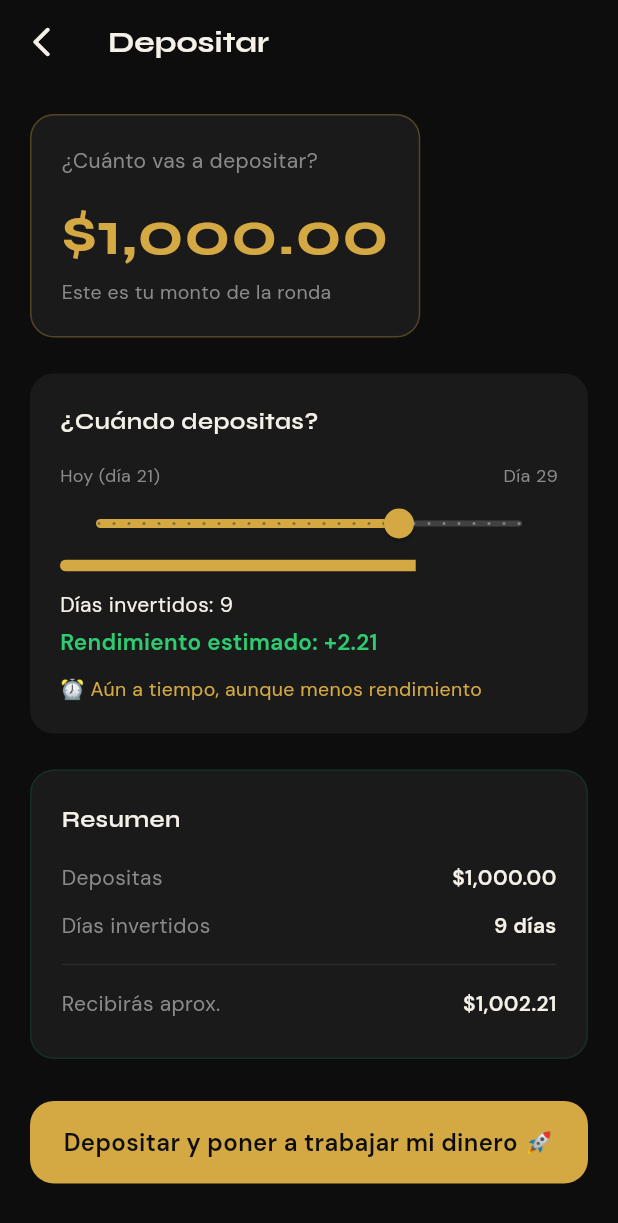
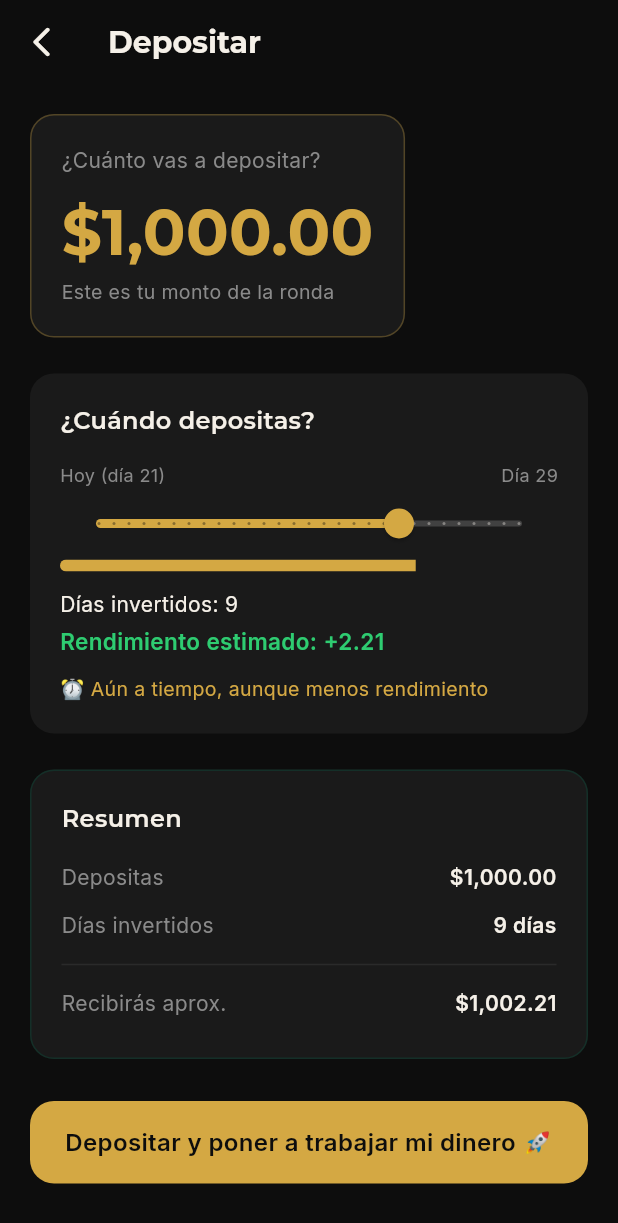
Before and after one commit to Apaez200/Tanda-Front, a Flutter app: the DepositScreen screen opened by its route, on a phone screen of 412 x 824 dp. Shown: the top 1223 px of the screen. Run offline on Flutter 3.47's test engine with Material 3 defaults, Android fonts, the phone set to English and light mode, and no system bars; our stand-ins replace animate_do, confetti, go_router, google_fonts.

Commit message:
feat: Introduce initial application UI with core screens, widgets, and theming.

```diff
--- a/lib/core/theme/app_text_styles.dart
+++ b/lib/core/theme/app_text_styles.dart
@@ -3,13 +3,13 @@ import 'package:google_fonts/google_fonts.dart';
 
 import 'app_colors.dart';
 
-TextStyle syneBold(double size, {Color? color}) =>
-    GoogleFonts.syne(fontSize: size, fontWeight: FontWeight.w700, color: color ?? offWhite);
+TextStyle titleBold(double size, {Color? color}) =>
+    GoogleFonts.montserrat(fontSize: size, fontWeight: FontWeight.w700, color: color ?? offWhite);
 
-TextStyle syneSemi(double size, {Color? color}) =>
-    GoogleFonts.syne(fontSize: size, fontWeight: FontWeight.w600, color: color ?? offWhite);
+TextStyle titleSemi(double size, {Color? color}) =>
+    GoogleFonts.montserrat(fontSize: size, fontWeight: FontWeight.w600, color: color ?? offWhite);
 
-TextStyle dmSans(double size, {Color? color, FontWeight? weight}) => GoogleFonts.dmSans(
+TextStyle bodyText(double size, {Color? color, FontWeight? weight}) => GoogleFonts.inter(
       fontSize: size,
       fontWeight: weight ?? FontWeight.w400,
       color: color ?? offWhite,
--- a/lib/core/theme/app_theme.dart
+++ b/lib/core/theme/app_theme.dart
@@ -25,9 +25,9 @@ ThemeData buildAppTheme() {
       centerTitle: false,
     ),
     textTheme: TextTheme(
-      bodyLarge: GoogleFonts.dmSans(color: offWhite),
-      bodyMedium: GoogleFonts.dmSans(color: offWhite),
-      titleLarge: GoogleFonts.syne(fontWeight: FontWeight.w700, color: offWhite),
+      bodyLarge: GoogleFonts.inter(color: offWhite),
+      bodyMedium: GoogleFonts.inter(color: offWhite),
+      titleLarge: GoogleFonts.montserrat(fontWeight: FontWeight.w700, color: offWhite),
     ),
     dividerColor: softGray.withOpacity(0.3),
   );
--- a/lib/presentation/screens/deposit/deposit_screen.dart
+++ b/lib/presentation/screens/deposit/deposit_screen.dart
@@ -53,7 +53,7 @@ class _DepositScreenState extends State<DepositScreen> {
           children: [
             Center(
               child: Text('✅ ¡Listo! Tu dinero ya está trabajando',
-                  style: syneBold(20, color: successGreen), textAlign: TextAlign.center),
+                  style: titleBold(20, color: successGreen), textAlign: TextAlign.center),
             ),
             const SizedBox(height: 20),
             _row('Depositaste', _fmt.format(mockTanda.amountPerPerson)),
@@ -81,8 +81,8 @@ class _DepositScreenState extends State<DepositScreen> {
         child: Row(
           mainAxisAlignment: MainAxisAlignment.spaceBetween,
           children: [
-            Text(l, style: dmSans(14, color: softGray)),
-            Text(v, style: dmSans(14, color: offWhite, weight: FontWeight.w600)),
+            Text(l, style: bodyText(14, color: softGray)),
+            Text(v, style: bodyText(14, color: offWhite, weight: FontWeight.w600)),
           ],
         ),
       );
@@ -96,7 +96,7 @@ class _DepositScreenState extends State<DepositScreen> {
     return Scaffold(
       backgroundColor: darkBg,
       appBar: AppBar(
-        title: Text('Depositar', style: syneBold(20)),
+        title: Text('Depositar', style: titleBold(20)),
         leading: IconButton(
           icon: const Icon(Icons.arrow_back_ios_rounded),
           onPressed: () => context.pop(),
@@ -119,10 +119,10 @@ class _DepositScreenState extends State<DepositScreen> {
                 child: Column(
                   crossAxisAlignment: CrossAxisAlignment.start,
                   children: [
-                    Text('¿Cuánto vas a depositar?', style: dmSans(14, color: softGray)),
+                    Text('¿Cuánto vas a depositar?', style: bodyText(14, color: softGray)),
                     const SizedBox(height: 8),
-                    Text(_fmt.format(amount), style: syneBold(42, color: accentGold)),
-                    Text('Este es tu monto de la ronda', style: dmSans(13, color: softGray)),
+                    Text(_fmt.format(amount), style: titleBold(42, color: accentGold)),
+                    Text('Este es tu monto de la ronda', style: bodyText(13, color: softGray)),
                   ],
                 ),
               ),
@@ -141,7 +141,7 @@ class _DepositScreenState extends State<DepositScreen> {
                 child: Column(
                   crossAxisAlignment: CrossAxisAlignment.start,
                   children: [
-                    Text('¿Cuándo depositas?', style: syneSemi(16)),
+                    Text('¿Cuándo depositas?', style: titleSemi(16)),
                     const SizedBox(height: 16),
                     DepositSliderWidget(
                       minDay: 1,
@@ -170,7 +170,7 @@ class _DepositScreenState extends State<DepositScreen> {
                 child: Column(
                   crossAxisAlignment: CrossAxisAlignment.start,
                   children: [
-                    Text('Resumen', style: syneSemi(16)),
+                    Text('Resumen', style: titleSemi(16)),
                     const SizedBox(height: 12),
                     _row('Depositas', _fmt.format(amount)),
                     _row('Días invertidos', '$days días'),
--- a/lib/presentation/screens/onboarding/onboarding_screen.dart
+++ b/lib/presentation/screens/onboarding/onboarding_screen.dart
@@ -72,7 +72,7 @@ class _OnboardingScreenState extends State<OnboardingScreen> {
                 right: 20,
                 child: TextButton(
                   onPressed: () => _pc.jumpToPage(2),
-                  child: Text('Saltar', style: dmSans(14, color: softGray)),
+                  child: Text('Saltar', style: bodyText(14, color: softGray)),
                 ),
               ),
 
@@ -155,7 +155,7 @@ class _SlideView extends StatelessWidget {
             delay: const Duration(milliseconds: 100),
             child: Text(
               slide.title,
-              style: syneBold(30),
+              style: titleBold(30),
               textAlign: TextAlign.center,
             ),
           ),
@@ -165,7 +165,7 @@ class _SlideView extends StatelessWidget {
             delay: const Duration(milliseconds: 200),
             child: Text(
               slide.subtitle,
-              style: dmSans(16, color: softGray),
+              style: bodyText(16, color: softGray),
               textAlign: TextAlign.center,
             ),
           ),
--- a/lib/presentation/screens/splash/splash_screen.dart
+++ b/lib/presentation/screens/splash/splash_screen.dart
@@ -92,7 +92,7 @@ class _SplashScreenState extends State<SplashScreen>
                 delay: const Duration(milliseconds: 300),
                 child: Text(
                   'TandaChain',
-                  style: syneBold(36, color: accentGold),
+                  style: titleBold(36, color: accentGold),
                 ),
               ),
               const SizedBox(height: 10),
@@ -101,7 +101,7 @@ class _SplashScreenState extends State<SplashScreen>
                 delay: const Duration(milliseconds: 500),
                 child: Text(
                   'Tu tanda, pero con superpoderes',
-                  style: dmSans(15, color: softGray),
+                  style: bodyText(15, color: softGray),
                 ),
               ),
             ],
--- a/lib/presentation/widgets/countdown_widget.dart
+++ b/lib/presentation/widgets/countdown_widget.dart
@@ -68,7 +68,7 @@ class _CountdownWidgetState extends State<CountdownWidget> {
         duration: const Duration(milliseconds: 900),
         child: Text(
           '¡Tiempo!',
-          style: syneBold(22, color: accentGold),
+          style: titleBold(22, color: accentGold),
           textAlign: TextAlign.center,
         ),
       );
@@ -77,7 +77,7 @@ class _CountdownWidgetState extends State<CountdownWidget> {
     final h = _remaining.inHours.remainder(24);
     final m = _remaining.inMinutes.remainder(60);
     final s = _remaining.inSeconds.remainder(60);
-    final label = widget.labelStyle ?? dmSans(11, color: softGray);
+    final label = widget.labelStyle ?? bodyText(11, color: softGray);
 
     return Row(
       children: [
@@ -107,7 +107,7 @@ class _CountdownWidgetState extends State<CountdownWidget> {
           children: [
             Text(
               value,
-              style: syneBold(20, color: widget.numberColor),
+              style: titleBold(20, color: widget.numberColor),
             ),
             const SizedBox(height: 4),
             Text(hint, style: label),
--- a/lib/presentation/widgets/custom_button.dart
+++ b/lib/presentation/widgets/custom_button.dart
@@ -62,7 +62,7 @@ class _CustomButtonState extends State<CustomButton> with SingleTickerProviderSt
                   )
                 : Text(
                     widget.label,
-                    style: dmSans(16, color: colors.fg, weight: FontWeight.w600),
+                    style: bodyText(16, color: colors.fg, weight: FontWeight.w600),
                     textAlign: TextAlign.center,
                   ),
           ),
--- a/lib/presentation/widgets/deposit_slider_widget.dart
+++ b/lib/presentation/widgets/deposit_slider_widget.dart
@@ -67,8 +67,8 @@ class _DepositSliderWidgetState extends State<DepositSliderWidget> {
         Row(
           mainAxisAlignment: MainAxisAlignment.spaceBetween,
           children: [
-            Text('Hoy (día ${widget.todayDay})', style: dmSans(12, color: softGray)),
-            Text('Día ${widget.maxDay}', style: dmSans(12, color: softGray)),
+            Text('Hoy (día ${widget.todayDay})', style: bodyText(12, color: softGray)),
+            Text('Día ${widget.maxDay}', style: bodyText(12, color: softGray)),
           ],
         ),
         SliderTheme(
@@ -100,14 +100,14 @@ class _DepositSliderWidgetState extends State<DepositSliderWidget> {
           ),
         ),
         const SizedBox(height: 12),
-        Text('Días invertidos: $daysInvested', style: dmSans(14, color: offWhite)),
+        Text('Días invertidos: $daysInvested', style: bodyText(14, color: offWhite)),
         const SizedBox(height: 4),
         Text(
           'Rendimiento estimado: +${projected.toStringAsFixed(2)}',
-          style: dmSans(15, color: successGreen, weight: FontWeight.w600),
+          style: bodyText(15, color: successGreen, weight: FontWeight.w600),
         ),
         const SizedBox(height: 12),
-        Text(_motivation(day), style: dmSans(13, color: accentGold)),
+        Text(_motivation(day), style: bodyText(13, color: accentGold)),
       ],
     );
   }
--- a/lib/presentation/widgets/participant_ring_widget.dart
+++ b/lib/presentation/widgets/participant_ring_widget.dart
@@ -65,7 +65,7 @@ class _ParticipantTile extends StatelessWidget {
                 alignment: Alignment.center,
                 child: Text(
                   initial,
-                  style: syneBold(20, color: offWhite),
+                  style: titleBold(20, color: offWhite),
                 ),
               ),
               Positioned(
@@ -91,12 +91,12 @@ class _ParticipantTile extends StatelessWidget {
             participant.isMe ? 'Tú' : participant.name,
             maxLines: 1,
             overflow: TextOverflow.ellipsis,
-            style: dmSans(11, color: participant.isMe ? accentGold : offWhite, weight: FontWeight.w600),
+            style: bodyText(11, color: participant.isMe ? accentGold : offWhite, weight: FontWeight.w600),
             textAlign: TextAlign.center,
           ),
           Text(
             'Turno ${participant.turn}',
-            style: dmSans(10, color: softGray),
+            style: bodyText(10, color: softGray),
           ),
         ],
       ),
```
Also changed, not shown: lib/presentation/screens/claim/claim_screen.dart (+16 -16 lines), lib/presentation/screens/dashboard/dashboard_screen.dart (+17 -17 lines), lib/presentation/screens/exit/exit_screen.dart (+13 -13 lines), lib/presentation/screens/frozen/frozen_screen.dart (+12 -12 lines), lib/presentation/screens/history/history_screen.dart (+10 -10 lines).
